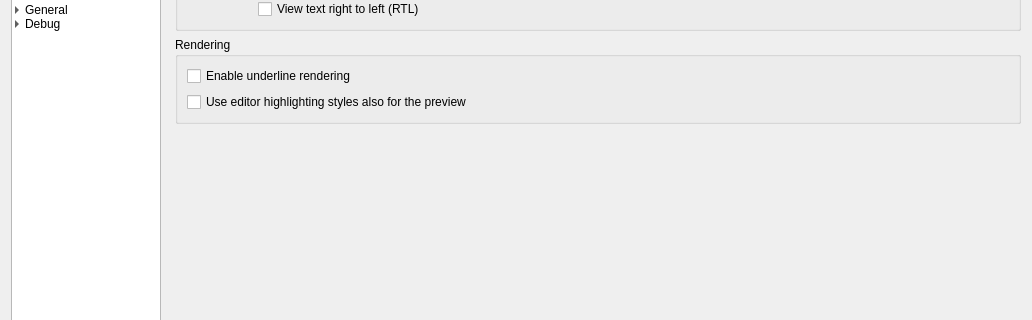
The window that src/dialogs/settingsdialog.ui (pbek/QOwnNotes) describes before a commit, drawn with Qt 5; both pictures show x 0 to 1032 and y 147 to 467 of the 1032 by 964 pixel window.
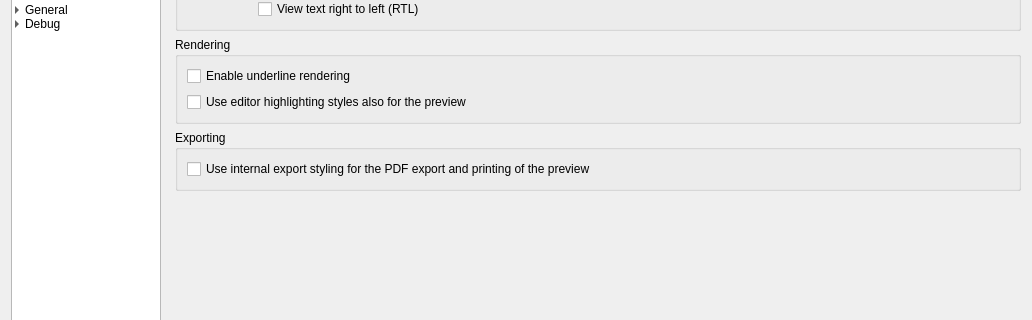
The same window after the commit. Icons and pictures are not drawn. Custom widgets are drawn as their Qt base class.

Commit message: Improve export styling (#1469)

What changed in the file:
```diff
--- a/src/dialogs/settingsdialog.ui
+++ b/src/dialogs/settingsdialog.ui
@@ -4467,6 +4467,19 @@
              <property name="bottomMargin">
               <number>0</number>
              </property>
+             <item row="3" column="0">
+              <spacer name="verticalSpacer_10">
+               <property name="orientation">
+                <enum>Qt::Vertical</enum>
+               </property>
+               <property name="sizeHint" stdset="0">
+                <size>
+                 <width>20</width>
+                 <height>40</height>
+                </size>
+               </property>
+              </spacer>
+             </item>
              <item row="0" column="0">
               <widget class="QGroupBox" name="groupBox_2">
                <property name="sizePolicy">
@@ -4586,19 +4599,6 @@
                </layout>
               </widget>
              </item>
-             <item row="2" column="0">
-              <spacer name="verticalSpacer_10">
-               <property name="orientation">
-                <enum>Qt::Vertical</enum>
-               </property>
-               <property name="sizeHint" stdset="0">
-                <size>
-                 <width>20</width>
-                 <height>40</height>
-                </size>
-               </property>
-              </spacer>
-             </item>
              <item row="1" column="0">
               <widget class="QGroupBox" name="groupBox_34">
                <property name="sizePolicy">
@@ -4628,6 +4628,22 @@
                </layout>
               </widget>
              </item>
+             <item row="2" column="0">
+              <widget class="QGroupBox" name="groupBox_26">
+               <property name="title">
+                <string>Exporting</string>
+               </property>
+               <layout class="QVBoxLayout" name="verticalLayout_29">
+                <item>
+                 <widget class="QCheckBox" name="useInternalExportStylingCheckBox">
+                  <property name="text">
+                   <string>Use internal export styling for the PDF export and printing of the preview</string>
+                  </property>
+                 </widget>
+                </item>
+               </layout>
+              </widget>
+             </item>
             </layout>
            </widget>
            <widget class="QWidget" name="toolbarPage">
```
The commit also changes 6 other files.
